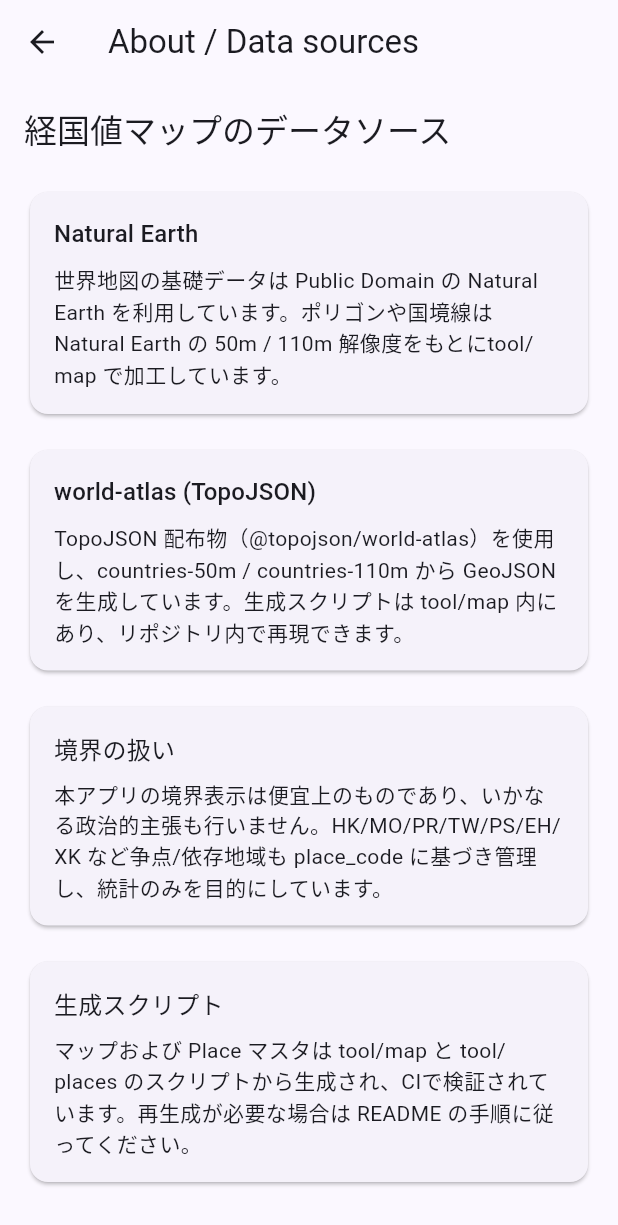
After one commit to lodethread/world-visit-app, a Flutter app: the screen it shows after launch, item 3 of the bottom bar chosen, after a tap on "About / Data sources", on a phone screen of 412 x 824 dp. The commit adds this screen. Shown: the top 1225 px of the screen. Run offline on Flutter 3.47's test engine with Material 3 defaults, Android fonts, the phone set to English and light mode, and no system bars; our stand-ins replace csv, file_picker, share_plus, sqflite; missing offline and left inert: unorm_dart; accounts and stored records are empty.

Commit message:
feat: polish map UX and attribution (#18)

```diff
--- a/lib/features/map/map_page.dart
+++ b/lib/features/map/map_page.dart
@@ -9,6 +9,8 @@ import 'package:world_visit_app/data/db/visit_repository.dart';
 import 'package:world_visit_app/features/map/data/flat_map_loader.dart';
 import 'package:world_visit_app/features/map/flat_map_geometry.dart';
 import 'package:world_visit_app/features/map/lod_resolver.dart';
+import 'package:world_visit_app/features/map/widgets/globe_under_construction.dart';
+import 'package:world_visit_app/features/map/widgets/map_legend_overlay.dart';
 import 'package:world_visit_app/features/map/widgets/map_selection_sheet.dart';
 import 'package:world_visit_app/features/place/ui/place_detail_page.dart';
 import 'package:world_visit_app/features/visit/ui/visit_editor_page.dart';
@@ -362,6 +364,41 @@ class _MapPageState extends State<MapPage> {
     }
   }
 
+  List<MapLegendEntry> get _legendEntries {
+    return [
+      MapLegendEntry(
+        levelLabel: '0 未踏',
+        description: '未踏',
+        color: _colorForLevel(0),
+      ),
+      MapLegendEntry(
+        levelLabel: '1 乗継（空港のみ）',
+        description: '乗継（空港のみ）',
+        color: _colorForLevel(1),
+      ),
+      MapLegendEntry(
+        levelLabel: '2 乗継（少し観光）',
+        description: '乗継（少し観光）',
+        color: _colorForLevel(2),
+      ),
+      MapLegendEntry(
+        levelLabel: '3 訪問（宿泊なし）',
+        description: '訪問（宿泊なし）',
+        color: _colorForLevel(3),
+      ),
+      MapLegendEntry(
+        levelLabel: '4 観光（宿泊あり）',
+        description: '観光（宿泊あり）',
+        color: _colorForLevel(4),
+      ),
+      MapLegendEntry(
+        levelLabel: '5 居住',
+        description: '居住',
+        color: _colorForLevel(5),
+      ),
+    ];
+  }
+
   Color _colorForLevel(int level) {
     switch (level) {
       case 0:
@@ -463,6 +500,7 @@ class _MapPageState extends State<MapPage> {
           levels: _levels,
           colorResolver: _colorForLevel,
           geometryToPlace: _geometryToPlace,
+          selectedPlaceCode: _selectionData?.placeCode,
         );
         final canvas = SizedBox(
           width: size.width,
@@ -490,15 +528,8 @@ class _MapPageState extends State<MapPage> {
   }
 
   Widget _buildGlobePlaceholder() {
-    return Center(
-      child: Column(
-        mainAxisSize: MainAxisSize.min,
-        children: const [
-          Icon(Icons.public, size: 64, color: Colors.grey),
-          SizedBox(height: 16),
-          Text('Globe map is under construction.'),
-        ],
-      ),
+    return GlobeUnderConstruction(
+      onExit: () => setState(() => _isGlobe = false),
     );
   }
 
@@ -508,6 +539,7 @@ class _MapPageState extends State<MapPage> {
       return const SizedBox.shrink();
     }
     return MapSelectionSheet(
+      key: ValueKey(data.placeCode),
       controller: _sheetController,
       data: data,
       onAddVisit: _addVisitFromSheet,
@@ -519,7 +551,21 @@ class _MapPageState extends State<MapPage> {
 
   @override
   Widget build(BuildContext context) {
-    return Scaffold(
+    return PopScope(
+      canPop: _selectionData == null && !_isGlobe,
+      onPopInvokedWithResult: (didPop, _) {
+        if (didPop) {
+          return;
+        }
+        if (_selectionData != null) {
+          _clearSelection();
+          return;
+        }
+        if (_isGlobe) {
+          setState(() => _isGlobe = false);
+        }
+      },
+      child: Scaffold(
         body: Stack(
           clipBehavior: Clip.none,
           children: [
@@ -527,8 +573,9 @@ class _MapPageState extends State<MapPage> {
               child: _isGlobe ? _buildGlobePlaceholder() : _buildFlatMap(),
             ),
             Positioned(
-            top: 40,
+              top: 16,
               left: 16,
+              child: SafeArea(
                 child: Column(
                   crossAxisAlignment: CrossAxisAlignment.start,
                   children: [
@@ -582,8 +629,15 @@ class _MapPageState extends State<MapPage> {
                   ],
                 ),
               ),
+            ),
+            Positioned(
+              top: 16,
+              right: 16,
+              child: SafeArea(child: MapLegendOverlay(entries: _legendEntries)),
+            ),
             if (_selectionData != null) _buildSelectionSheet(),
           ],
+        ),
       ),
     );
   }
@@ -595,12 +649,14 @@ class _FlatMapPainter extends CustomPainter {
     required this.levels,
     required this.colorResolver,
     required this.geometryToPlace,
+    required this.selectedPlaceCode,
   });
 
   final List<MapPolygon> polygons;
   final Map<String, int> levels;
   final Color Function(int) colorResolver;
   final Map<String, String> geometryToPlace;
+  final String? selectedPlaceCode;
 
   @override
   void paint(Canvas canvas, Size size) {
@@ -609,6 +665,10 @@ class _FlatMapPainter extends CustomPainter {
       ..style = PaintingStyle.stroke
       ..color = Colors.white.withValues(alpha: 0.4)
       ..strokeWidth = 0.5;
+    final highlightStrokePaint = Paint()
+      ..style = PaintingStyle.stroke
+      ..color = Colors.white
+      ..strokeWidth = 2.4;
 
     for (final polygon in polygons) {
       final placeCode = geometryToPlace[polygon.geometryId];
@@ -616,7 +676,18 @@ class _FlatMapPainter extends CustomPainter {
         continue;
       }
       final level = levels[placeCode] ?? 0;
-      fillPaint.color = colorResolver(level);
+      final isSelected = placeCode == selectedPlaceCode;
+      final baseColor = colorResolver(level);
+      fillPaint.color = isSelected
+          ? baseColor
+          : baseColor.withValues(alpha: 0.85);
+      final path = _buildPath(polygon, size);
+      canvas.drawPath(path, fillPaint);
+      canvas.drawPath(path, isSelected ? highlightStrokePaint : strokePaint);
+    }
+  }
+
+  Path _buildPath(MapPolygon polygon, Size size) {
     final path = Path()..fillType = PathFillType.evenOdd;
     for (final ring in polygon.rings) {
       if (ring.isEmpty) continue;
@@ -628,9 +699,7 @@ class _FlatMapPainter extends CustomPainter {
       }
       path.close();
     }
-      canvas.drawPath(path, fillPaint);
-      canvas.drawPath(path, strokePaint);
-    }
+    return path;
   }
 
   Offset _scaleOffset(Offset offset, Size size) {
@@ -641,7 +710,8 @@ class _FlatMapPainter extends CustomPainter {
   bool shouldRepaint(covariant _FlatMapPainter oldDelegate) {
     return oldDelegate.polygons != polygons ||
         oldDelegate.levels != levels ||
-        oldDelegate.geometryToPlace != geometryToPlace;
+        oldDelegate.geometryToPlace != geometryToPlace ||
+        oldDelegate.selectedPlaceCode != selectedPlaceCode;
   }
 }
 
--- /dev/null
+++ b/lib/features/settings/data_sources_page.dart
@@ -0,0 +1,76 @@
+import 'package:flutter/material.dart';
+
+class DataSourcesPage extends StatelessWidget {
+  const DataSourcesPage({super.key});
+
+  @override
+  Widget build(BuildContext context) {
+    final textTheme = Theme.of(context).textTheme;
+    return Scaffold(
+      appBar: AppBar(title: const Text('About / Data sources')),
+      body: ListView(
+        padding: const EdgeInsets.all(16),
+        children: [
+          Text('経国値マップのデータソース', style: textTheme.titleLarge),
+          const SizedBox(height: 16),
+          _Section(
+            title: 'Natural Earth',
+            description:
+                '世界地図の基礎データは '
+                'Public Domain の Natural Earth を利用しています。'
+                'ポリゴンや国境線は Natural Earth の 50m / 110m 解像度をもとに'
+                'tool/map で加工しています。',
+          ),
+          _Section(
+            title: 'world-atlas (TopoJSON)',
+            description:
+                'TopoJSON 配布物（@topojson/world-atlas）を使用し、'
+                'countries-50m / countries-110m から GeoJSON を生成しています。'
+                '生成スクリプトは tool/map 内にあり、リポジトリ内で再現できます。',
+          ),
+          _Section(
+            title: '境界の扱い',
+            description:
+                '本アプリの境界表示は便宜上のものであり、'
+                'いかなる政治的主張も行いません。HK/MO/PR/TW/PS/EH/XK など'
+                '争点/依存地域も place_code に基づき管理し、統計のみを目的にしています。',
+          ),
+          _Section(
+            title: '生成スクリプト',
+            description:
+                'マップおよび Place マスタは tool/map と tool/places の'
+                'スクリプトから生成され、CIで検証されています。'
+                '再生成が必要な場合は README の手順に従ってください。',
+          ),
+        ],
+      ),
+    );
+  }
+}
+
+class _Section extends StatelessWidget {
+  const _Section({required this.title, required this.description});
+
+  final String title;
+  final String description;
+
+  @override
+  Widget build(BuildContext context) {
+    return Padding(
+      padding: const EdgeInsets.symmetric(vertical: 8),
+      child: Card(
+        child: Padding(
+          padding: const EdgeInsets.all(16),
+          child: Column(
+            crossAxisAlignment: CrossAxisAlignment.start,
+            children: [
+              Text(title, style: Theme.of(context).textTheme.titleMedium),
+              const SizedBox(height: 8),
+              Text(description),
+            ],
+          ),
+        ),
+      ),
+    );
+  }
+}
--- a/lib/features/settings/settings_page.dart
+++ b/lib/features/settings/settings_page.dart
@@ -4,6 +4,7 @@ import 'package:flutter/material.dart';
 import 'package:world_visit_app/features/import_export/ui/data_management_page.dart';
 import 'package:world_visit_app/features/place/ui/place_detail_page.dart';
 import 'package:world_visit_app/features/place_picker/place_picker_page.dart';
+import 'package:world_visit_app/features/settings/data_sources_page.dart';
 import 'package:world_visit_app/features/stats/stats_page.dart';
 
 class SettingsPage extends StatelessWidget {
@@ -38,6 +39,17 @@ class SettingsPage extends StatelessWidget {
               );
             },
           ),
+          ListTile(
+            leading: const Icon(Icons.info_outline),
+            title: const Text('About / Data sources'),
+            subtitle: const Text('Natural Earth / world-atlas / tool scripts'),
+            trailing: const Icon(Icons.chevron_right),
+            onTap: () {
+              Navigator.of(context).push(
+                MaterialPageRoute(builder: (_) => const DataSourcesPage()),
+              );
+            },
+          ),
           if (!kReleaseMode) ...[
             const Divider(height: 32),
             const ListTile(title: Text('Debug')),
```
Also changed, not shown: lib/features/map/widgets/globe_under_construction.dart (added, +41 -0 lines), lib/features/map/widgets/map_legend_overlay.dart (added, +151 -0 lines), 2 other files. Lines whose indentation alone changed are shown as unchanged.
